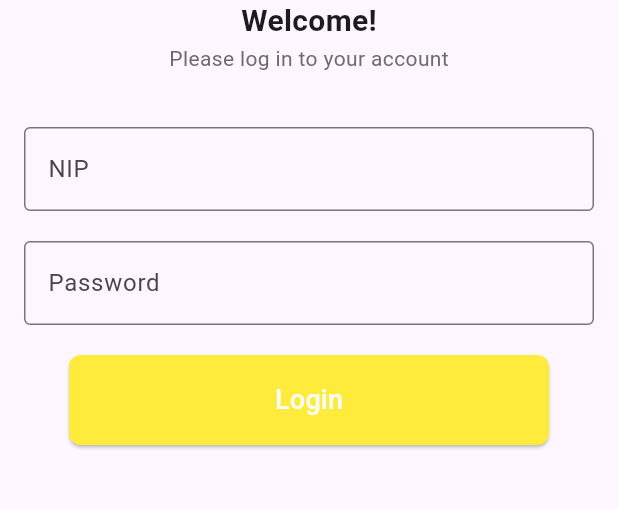
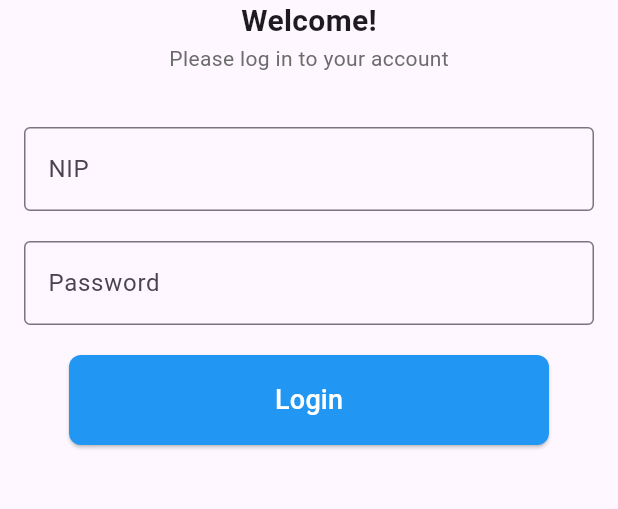
Before and after one commit to Shafirasal/project, a Flutter app: the screen it shows after launch, on a phone screen of 412 x 824 dp, the part 440-949 px from its top. Run offline on Flutter 3.47's test engine with Material 3 defaults, Android fonts, the phone set to English and light mode, and no system bars; Roboto replaces fonts that are missing (Poppins).

Commit message:
warna biru

```diff
--- a/lib/main.dart
+++ b/lib/main.dart
@@ -106,7 +106,7 @@ class LoginForm extends StatelessWidget {
                 },
                 style: ElevatedButton.styleFrom(
                   backgroundColor: Colors
-                      .yellow, // Corrected: Use backgroundColor instead of primary
+                      .blue, // Corrected: Use backgroundColor instead of primary
                   shape: RoundedRectangleBorder(
                     borderRadius: BorderRadius.circular(8.0), // Rounded corners
                   ),
```
